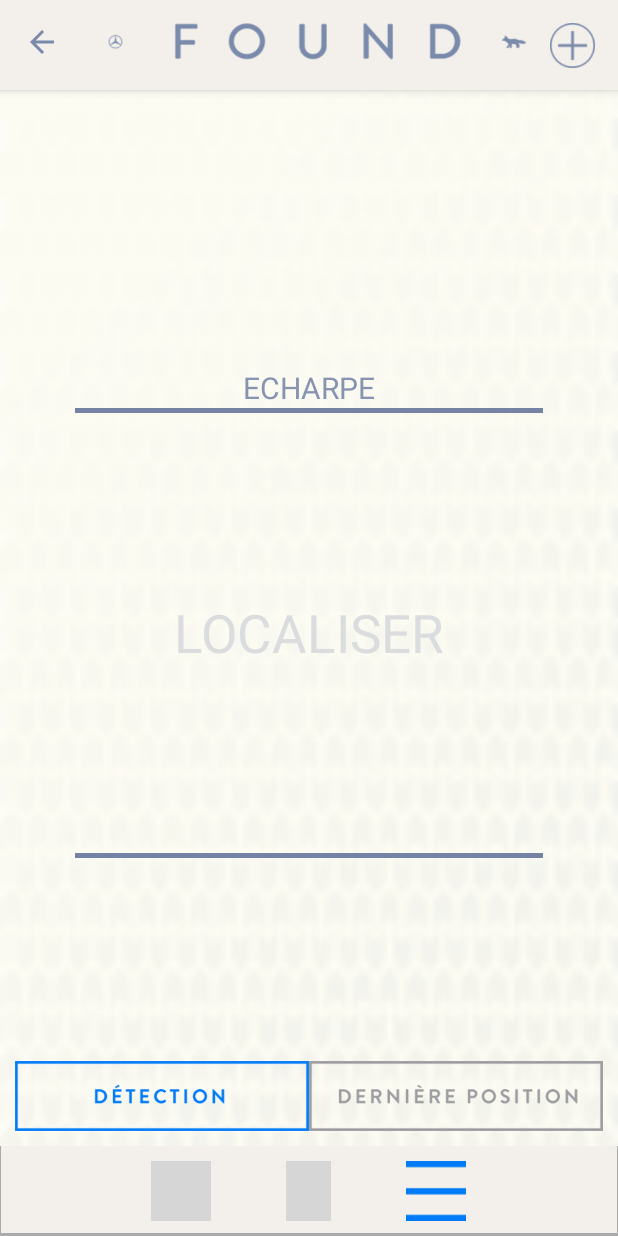
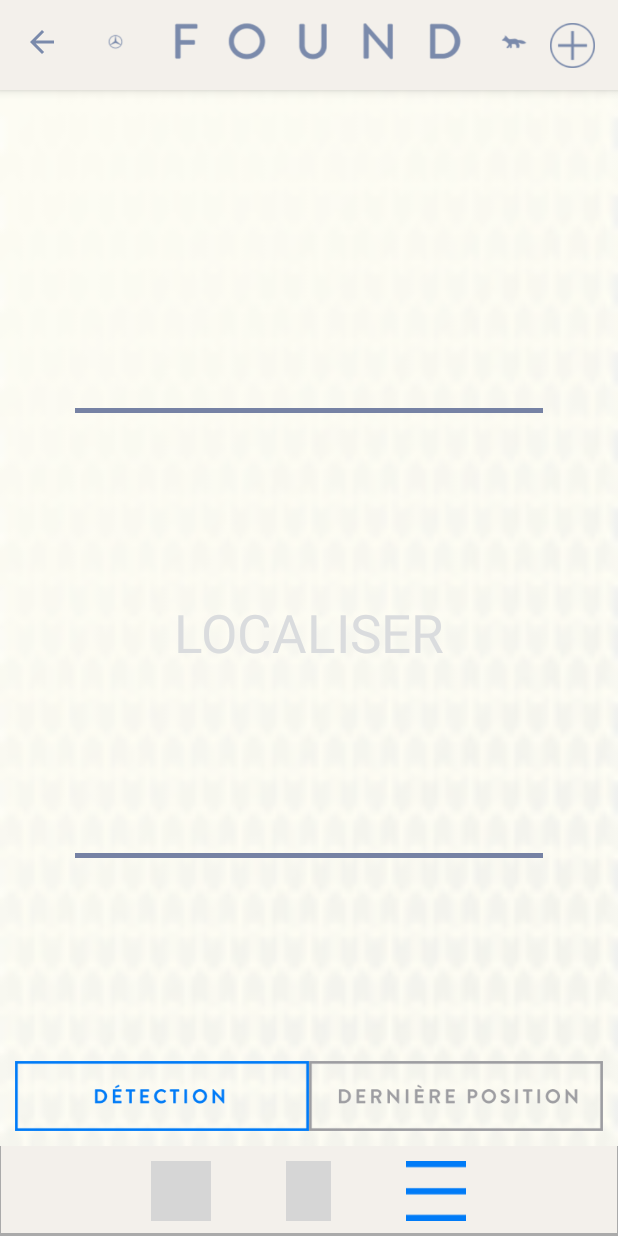
Before and after one commit to henrilq/FoundBeacons, an Android app: the fragment DetectionFragment placed in its activity, on a phone screen of 412 x 824 dp. Run offline under Robolectric (Android 15) with nearby library versions, the phone set to English and light mode, and no system bars; grey boxes are pictures that could not be loaded.

Commit message:
text size

```diff
--- a/app/src/main/res/layout/detection_fragment.xml
+++ b/app/src/main/res/layout/detection_fragment.xml
@@ -90,11 +90,10 @@
 
     <TextView
         android:id="@+id/beaconName"
-        android:text="ECHARPE"
         android:layout_width="match_parent"
         android:layout_height="wrap_content"
         android:textColor="@color/letterGrey"
-        android:textSize="20dp"
+        android:textSize="25dp"
         android:textAlignment="center"
         android:layout_above="@id/line1"/>
 
```
